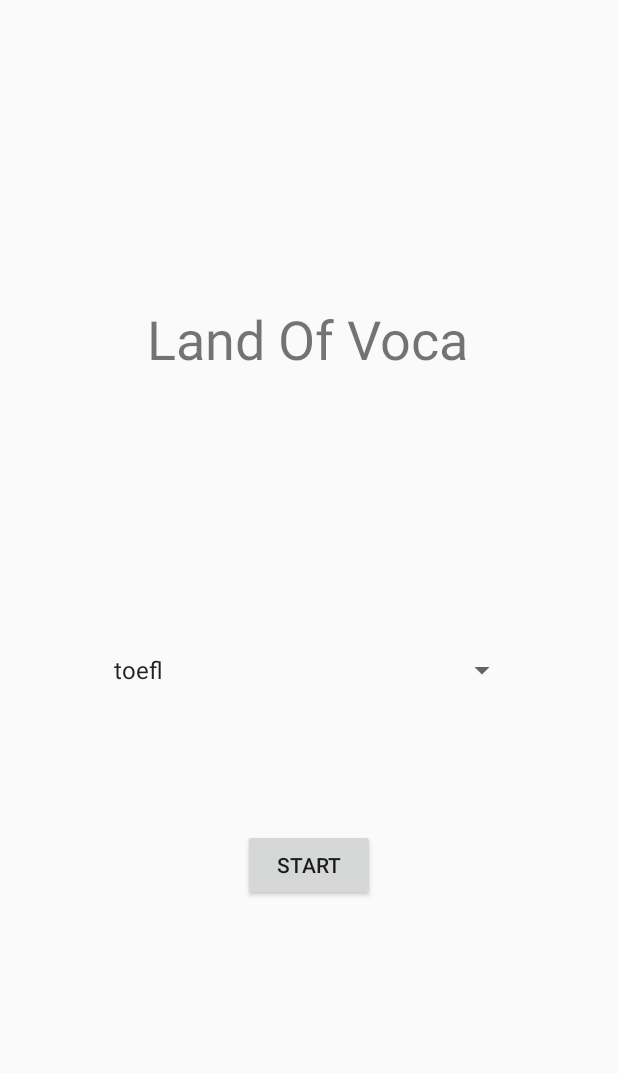
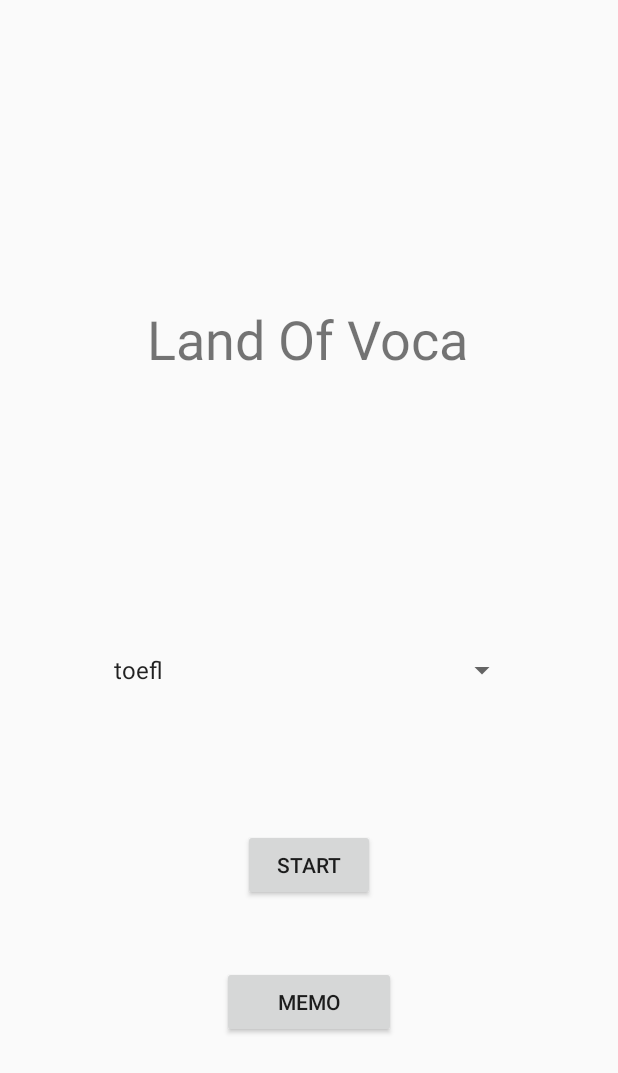
Before and after one commit to MalcolmChen97/LandOfVoca, an Android app: the screen it shows after launch (MainPage), on a phone screen of 412 x 824 dp. Shown: the top 1073 px of the screen. Run offline under Robolectric (Android 15) with nearby library versions, the phone set to English and light mode, and no system bars.

Commit message:
help Amber finish memo

```diff
--- a/MainApp/Android/app/src/main/AndroidManifest.xml
+++ b/MainApp/Android/app/src/main/AndroidManifest.xml
@@ -19,7 +19,8 @@
                 <category android:name="android.intent.category.LAUNCHER" />
             </intent-filter>
         </activity>
-        <activity android:name=".MultipleChoice"></activity>
+        <activity android:name=".MultipleChoice" />
+        <activity android:name=".Memo"></activity>
     </application>
 
 </manifest>
--- a/MainApp/Android/app/src/main/java/com/tigerteam/landofvoca/MainPage.java
+++ b/MainApp/Android/app/src/main/java/com/tigerteam/landofvoca/MainPage.java
@@ -51,7 +51,15 @@ public class MainPage extends AppCompatActivity implements AdapterView.OnItemSel
     }
 
     private void setUpbtn(){
-        Button start = (Button)findViewById(R.id.MainPage_Start);
+        final Button start = (Button)findViewById(R.id.MainPage_Start);
+        Button entermemo = (Button) findViewById(R.id.memobut);
+        entermemo.setOnClickListener(new View.OnClickListener(){
+            @Override
+            public void onClick(View view) {
+                Intent intent = new Intent(MainPage.this,Memo.class);
+                startActivity(intent);
+            }
+        });
         start.setOnClickListener(new View.OnClickListener() {
             @Override
             public void onClick(View v) {
--- a/MainApp/Android/app/src/main/java/com/tigerteam/landofvoca/MultipleChoice.java
+++ b/MainApp/Android/app/src/main/java/com/tigerteam/landofvoca/MultipleChoice.java
@@ -31,7 +31,7 @@ public class MultipleChoice extends AppCompatActivity {
     private String answer;
     private String bookname;
     private List<Word> mybook= new ArrayList<>();
-
+    private Word current_word;
     @RequiresApi(api = Build.VERSION_CODES.LOLLIPOP)
     @Override
     protected void onCreate(Bundle savedInstanceState) {
@@ -116,6 +116,8 @@ public class MultipleChoice extends AppCompatActivity {
                     else{
                         showResult();
                         niceTryAnnounce();
+                        Book.addword(current_word);
+                        Log.i("add","dsa");
                     }
                     next.setVisibility(View.VISIBLE);
                 }
@@ -142,7 +144,7 @@ public class MultipleChoice extends AppCompatActivity {
 
         problem = mybook.get(randomVoca).getEnglish();
         answer = mybook.get(randomVoca).getChinese_meaning();
-
+        current_word = mybook.get(randomVoca);
         //set question
         TextView question = (TextView)findViewById(R.id.MultipleChoice_Question);
         question.setText(problem);
--- a/MainApp/Android/app/src/main/res/layout/activity_main_page.xml
+++ b/MainApp/Android/app/src/main/res/layout/activity_main_page.xml
@@ -51,4 +51,19 @@
         app:layout_constraintStart_toStartOf="parent"
         app:layout_constraintTop_toTopOf="parent" />
 
+    <Button
+        android:id="@+id/memobut"
+        android:layout_width="0dp"
+        android:layout_height="wrap_content"
+        android:layout_marginBottom="59dp"
+        android:layout_marginEnd="148dp"
+        android:layout_marginStart="148dp"
+        android:layout_marginTop="43dp"
+        android:text="memo"
+        app:layout_constraintBottom_toBottomOf="parent"
+        app:layout_constraintEnd_toEndOf="parent"
+        app:layout_constraintStart_toStartOf="parent"
+        app:layout_constraintTop_toBottomOf="@+id/MainPage_Start"
+        app:layout_constraintVertical_bias="0.0" />
+
 </android.support.constraint.ConstraintLayout>
```
Also changed, not shown: MainApp/Android/app/src/main/java/com/tigerteam/landofvoca/Book.java (+14 -26 lines), MainApp/Android/app/src/main/java/com/tigerteam/landofvoca/Memo.java (added, +54 -0 lines), MainApp/Android/app/src/main/res/layout/activity_memo.xml (added, +53 -0 lines), MainApp/Android/app/src/main/res/layout/list_items.xml (added, +21 -0 lines).
